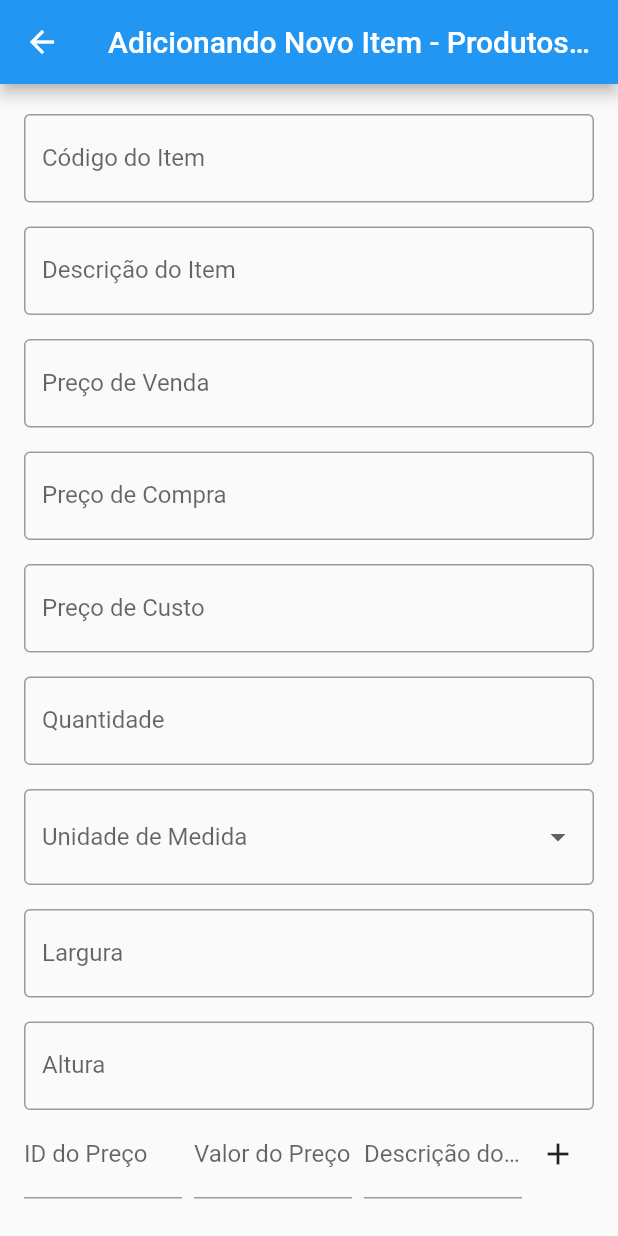
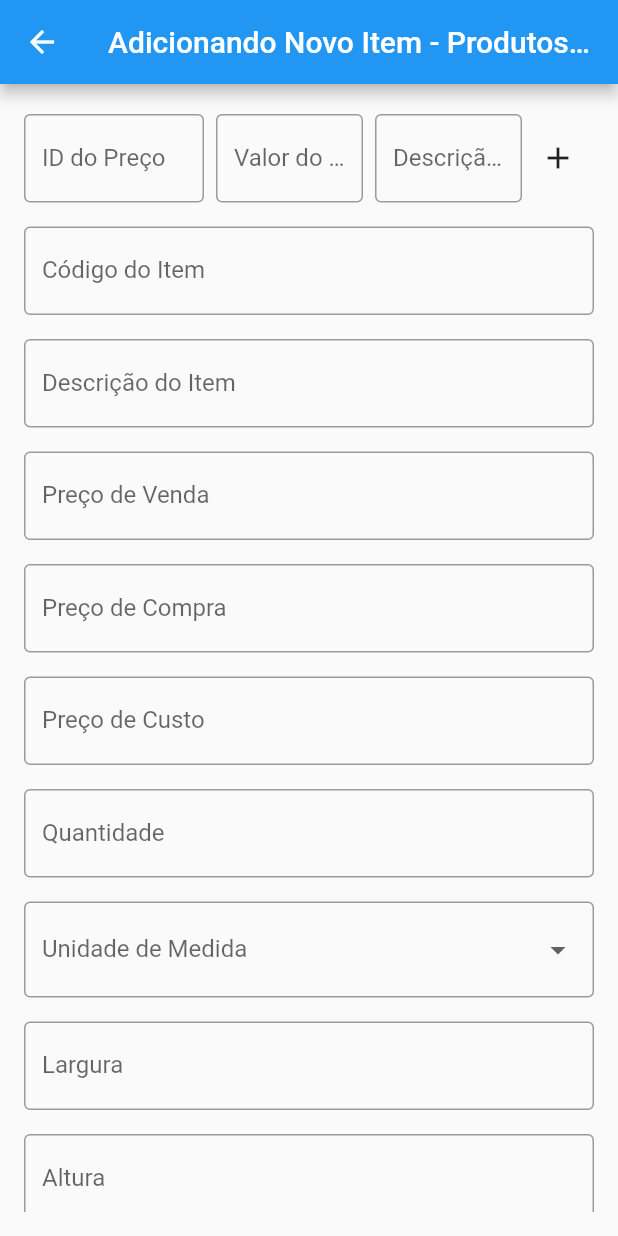
Before and after one commit to cruvinelrv/liberpass_baseweb, a Flutter app: the AddItemPage screen opened by its route, on a phone screen of 412 x 824 dp. Run offline on Flutter 3.47's test engine with Material 2 defaults, Android fonts, the phone set to English and light mode, and no system bars; our stand-ins replace cloud_firestore, file_picker, firebase_core, flutter_bloc, flutter_modular, pdf and 1 more; missing offline and left inert: meta_seo; accounts and stored records are empty.

```diff
--- a/lib/app/modules/app_module.dart
+++ b/lib/app/modules/app_module.dart
@@ -7,6 +7,7 @@ import 'auth_manager/login/presentation/ui/pages/login_page/login_page.dart';
 import 'base_page/presentation/ui/pages/menu_page/menu_page.dart';
 import 'escape_manager/presentation/ui/pages/pages_escape_manager.dart';
 import 'itens_management/presentation/ui/pages/pages_item_management.dart';
+import 'itens_management/presentation/ui/pages/upload_itens_page/upload_itens_page.dart';
 import 'landing/presentation/ui/pages/pages_landing.dart';
 
 class AppModule extends Module {
@@ -28,6 +29,8 @@ class AppModule extends Module {
     ChildRoute('/menu', child: (context, args) => const MenuPage()),
     ChildRoute('/add-item', child: (context, args) => const AddItemPage()),
     ChildRoute('/add-prices', child: (context, args) => const AddPricesPage()),
+    ChildRoute('/upload-itens',
+        child: (context, args) => const UploadItensPage()),
     ChildRoute('/item', child: (context, args) => const ItemPage()),
     ChildRoute('/error', child: (context, args) => const ErrorPage()),
     ChildRoute('/under-construction',
--- a/lib/app/modules/itens_management/presentation/ui/pages/add_item_page/add_item_page.dart
+++ b/lib/app/modules/itens_management/presentation/ui/pages/add_item_page/add_item_page.dart
@@ -42,8 +42,7 @@ class _AddItemPageState extends State<AddItemPage> {
       'widthMeasure': _controllerWidthMeasure.text,
       'heightMeasure': _controllerHeightMeasure.text,
       'listPrices': [
-        Map()
-          ..addAll({
+        {}..addAll({
             'idPreco': _idPrecoController.text,
             'valorPreco': _valorPrecoController.text,
             'descricaoPreco': _descricaoPrecoController.text,
@@ -95,6 +94,66 @@ class _AddItemPageState extends State<AddItemPage> {
               SliverList(
                   delegate: SliverChildListDelegate([
                 const SizedBox(height: 4.0),
+                Row(
+                  children: [
+                    SizedBox(
+                      width: 120,
+                      child: TextFormField(
+                        controller: _idPrecoController,
+                        decoration: const InputDecoration(
+                          border: OutlineInputBorder(),
+                          labelText: 'ID do Preço',
+                        ),
+                        validator: (value) {
+                          if (value!.isEmpty) {
+                            return 'Campo obrigatório';
+                          }
+                          return null;
+                        },
+                      ),
+                    ),
+                    const SizedBox(width: 8.0),
+                    Expanded(
+                      child: TextFormField(
+                        controller: _valorPrecoController,
+                        decoration: const InputDecoration(
+                          border: OutlineInputBorder(),
+                          labelText: 'Valor do Preço',
+                        ),
+                        validator: (value) {
+                          if (value!.isEmpty) {
+                            return 'Campo obrigatório';
+                          }
+                          if (double.tryParse(value) == null) {
+                            return 'Valor inválido';
+                          }
+                          return null;
+                        },
+                      ),
+                    ),
+                    const SizedBox(width: 8.0),
+                    Expanded(
+                      child: TextFormField(
+                        controller: _descricaoPrecoController,
+                        decoration: const InputDecoration(
+                          border: OutlineInputBorder(),
+                          labelText: 'Descrição do Preço',
+                        ),
+                        validator: (value) {
+                          if (value!.isEmpty) {
+                            return 'Campo obrigatório';
+                          }
+                          return null;
+                        },
+                      ),
+                    ),
+                    IconButton(
+                      icon: const Icon(Icons.add),
+                      onPressed: _adicionarPreco,
+                    ),
+                  ],
+                ),
+                const SizedBox(height: 16.0),
                 TextFormField(
                   controller: _controllerIdItem,
                   decoration: const InputDecoration(
@@ -255,6 +314,7 @@ class _AddItemPageState extends State<AddItemPage> {
                       child: TextFormField(
                         controller: _idPrecoController,
                         decoration: const InputDecoration(
+                          border: OutlineInputBorder(),
                           labelText: 'ID do Preço',
                         ),
                         validator: (value) {
@@ -270,6 +330,7 @@ class _AddItemPageState extends State<AddItemPage> {
                       child: TextFormField(
                         controller: _valorPrecoController,
                         decoration: const InputDecoration(
+                          border: OutlineInputBorder(),
                           labelText: 'Valor do Preço',
                         ),
                         validator: (value) {
@@ -288,6 +349,7 @@ class _AddItemPageState extends State<AddItemPage> {
                       child: TextFormField(
                         controller: _descricaoPrecoController,
                         decoration: const InputDecoration(
+                          border: OutlineInputBorder(),
                           labelText: 'Descrição do Preço',
                         ),
                         validator: (value) {
--- a/lib/app/modules/landing/presentation/ui/pages/landing_page/landing_page.dart
+++ b/lib/app/modules/landing/presentation/ui/pages/landing_page/landing_page.dart
@@ -114,7 +114,7 @@ class _LandingPageState extends State<LandingPage> {
                   'LiberInvest - Para gerenciar os seus investimentos'),
             ),
             onTap: () {
-              Navigator.pushNamed(context, '/under-construction');
+              Navigator.pushNamed(context, '/upload-itens');
             },
           ),
         ],
--- /dev/null
+++ b/lib/app/modules/market_analysis/data/models/models.dart
@@ -0,0 +1 @@
+export 'base_indicator_model.dart';
--- a/pubspec.yaml
+++ b/pubspec.yaml
@@ -45,6 +45,7 @@ dependencies:
   intl: ^0.18.1
   firebase_core: ^2.13.1
   cloud_firestore: ^4.8.0
+  file_picker: ^5.3.2
   flutter_web_plugins:
     sdk: flutter
 
```
Also changed, not shown: lib/app/modules/itens_management/presentation/ui/pages/upload_itens_page/upload_itens_page.dart (added, +68 -0 lines), lib/app/modules/market_analysis/data/models/base_indicator_model.dart (added, +64 -0 lines), lib/app/modules/market_analysis/domain/entities/base_indicator_entity.dart (added, +15 -0 lines), lib/app/modules/market_analysis/domain/entities/entities.dart (added), pubspec.lock, 1 other file.
